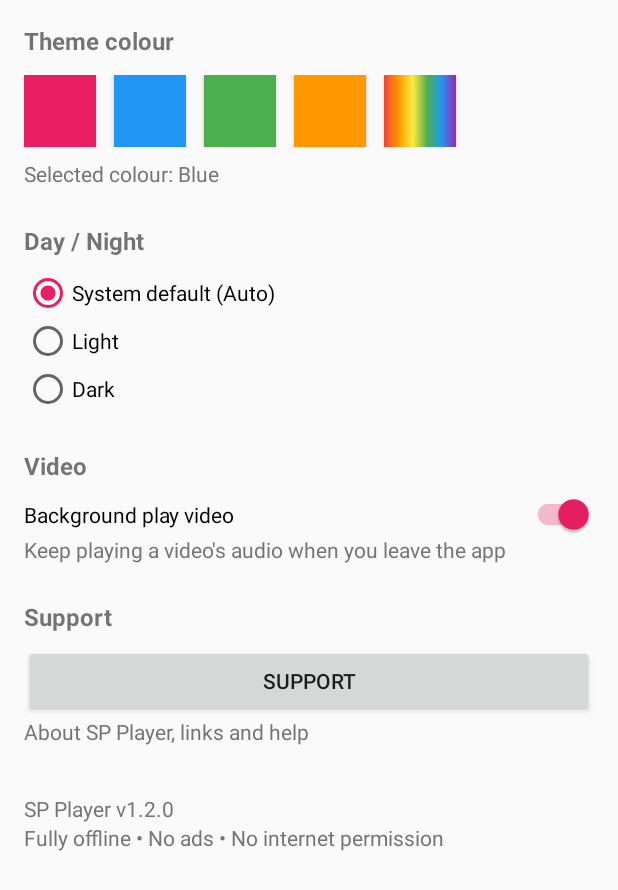
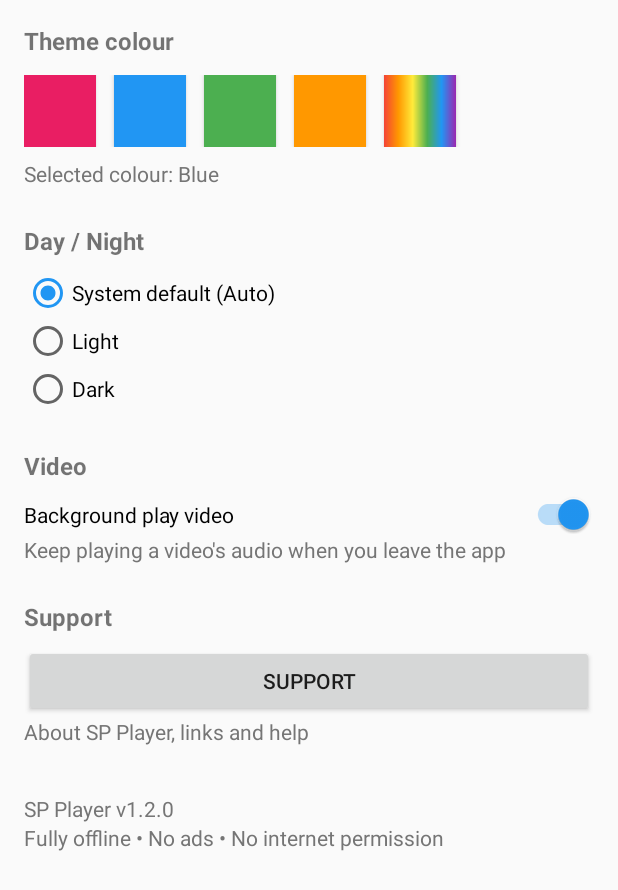
Before and after one commit to sp-dev-22/sp-player, an Android app: the SettingsActivity screen opened directly, with no data from a screen before it, after a tap on "Blue", on a phone screen of 412 x 824 dp. Shown: the top 890 px of the screen. Run offline under Robolectric (Android 15) with nearby library versions, the phone set to English and light mode, and no system bars.

Commit message:
v1.2.0: per-accent theme variants and rainbow colors

```diff
--- a/app/src/main/res/values/colors.xml
+++ b/app/src/main/res/values/colors.xml
@@ -5,6 +5,11 @@
     <color name="accent_blue">#2196F3</color>
     <color name="accent_green">#4CAF50</color>
     <color name="accent_orange">#FF9800</color>
+    <color name="accent_rainbow">#7C4DFF</color>
+    <color name="accent_rainbow_dark">#651FFF</color>
+    <color name="accent_blue_dark">#1976D2</color>
+    <color name="accent_green_dark">#388E3C</color>
+    <color name="accent_orange_dark">#F57C00</color>
     <color name="text_secondary">#757575</color>
     <color name="launcher_bg">#E91E63</color>
 </resources>
--- a/app/src/main/res/values/themes.xml
+++ b/app/src/main/res/values/themes.xml
@@ -6,4 +6,32 @@
         <item name="colorAccent">@color/accent_pink</item>
         <item name="android:windowBackground">?android:attr/colorBackground</item>
     </style>
+
+    <!-- One variant per theme (v1.2.0): activities pick their style with
+         ThemeTint.themeFor(Prefs.accent(...)) before setContentView, so
+         switches, radio buttons, dialogs and buttons follow the theme
+         instead of staying Pink. -->
+    <style name="Theme.SPPlayer.Blue" parent="Theme.SPPlayer">
+        <item name="colorPrimary">@color/accent_blue</item>
+        <item name="colorPrimaryDark">@color/accent_blue_dark</item>
+        <item name="colorAccent">@color/accent_blue</item>
+    </style>
+
+    <style name="Theme.SPPlayer.Green" parent="Theme.SPPlayer">
+        <item name="colorPrimary">@color/accent_green</item>
+        <item name="colorPrimaryDark">@color/accent_green_dark</item>
+        <item name="colorAccent">@color/accent_green</item>
+    </style>
+
+    <style name="Theme.SPPlayer.Orange" parent="Theme.SPPlayer">
+        <item name="colorPrimary">@color/accent_orange</item>
+        <item name="colorPrimaryDark">@color/accent_orange_dark</item>
+        <item name="colorAccent">@color/accent_orange</item>
+    </style>
+
+    <style name="Theme.SPPlayer.Rainbow" parent="Theme.SPPlayer">
+        <item name="colorPrimary">@color/accent_rainbow</item>
+        <item name="colorPrimaryDark">@color/accent_rainbow_dark</item>
+        <item name="colorAccent">@color/accent_rainbow</item>
+    </style>
 </resources>
```
